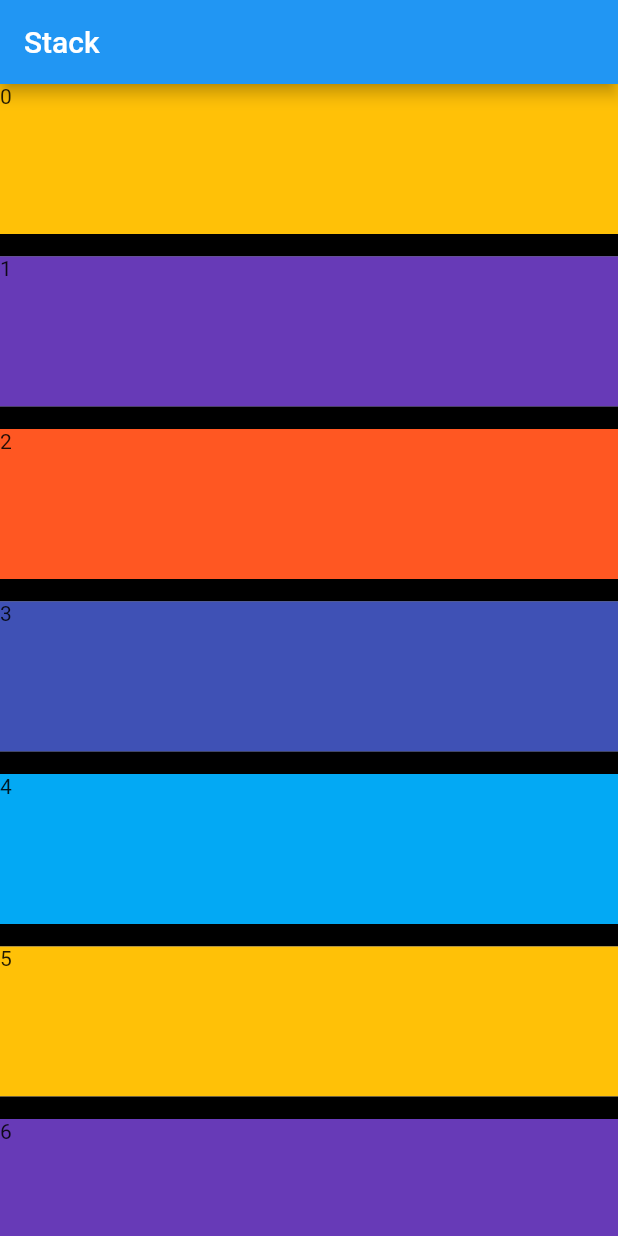
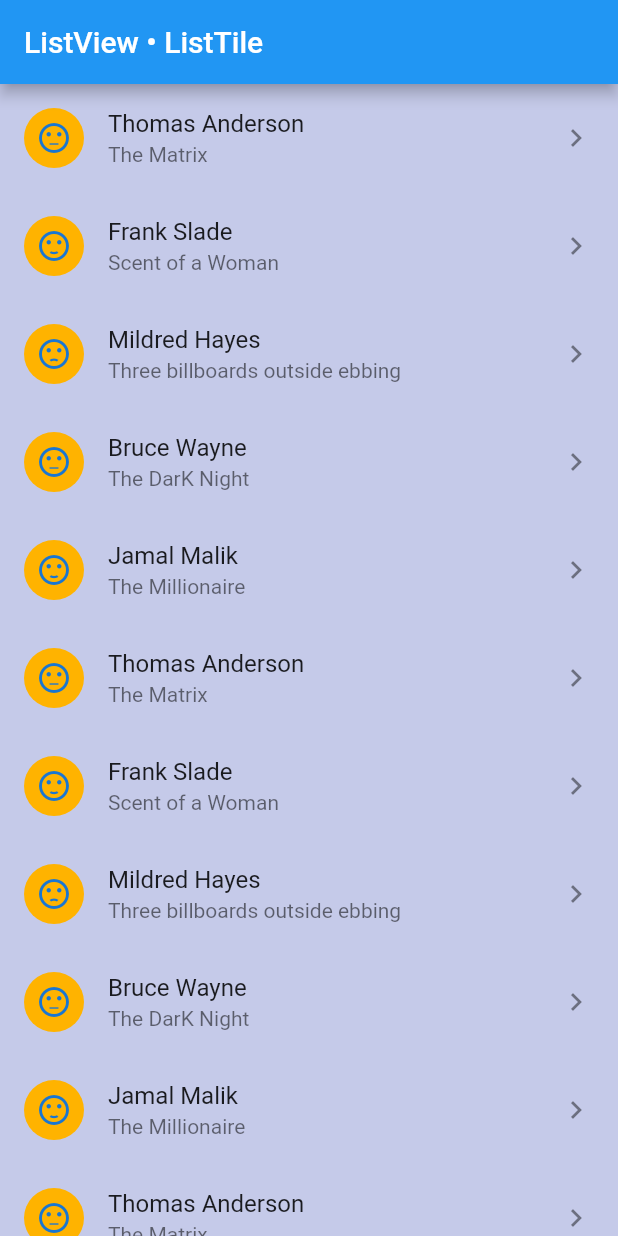
Before and after one commit to Amorem/FlutterStack, a Flutter app: the screen it shows after launch, on a phone screen of 412 x 824 dp. Run offline on Flutter 3.47's test engine with Material 2 defaults, Android fonts, the phone set to English and light mode, and no system bars.

Commit message:
ListView/ListTile

```diff
--- a/lib/main.dart
+++ b/lib/main.dart
@@ -9,7 +9,7 @@ class MyApp extends StatelessWidget {
       title: 'Flutter Stack',
       home: Scaffold(
         appBar: AppBar(
-          title: Text('Stack'),
+          title: Text('ListView • ListTile'),
         ),
         backgroundColor: Colors.indigo[100],
         body: Home(),
@@ -24,14 +24,11 @@ class Home extends StatelessWidget {
     final sizeX = MediaQuery.of(context).size.width;
     final sizeY = MediaQuery.of(context).size.height;
     return Container(
-      width: sizeX,
-      height: sizeY,
-      child: ListView.separated(
-        itemCount: 25,
-        itemBuilder: (context, index) => createSquare(index),
-        separatorBuilder: (context, index) => createSeparator(index),
-      ),
-    );
+        width: sizeX,
+        height: sizeY,
+        child: ListView(
+          children: showContacts(),
+        ));
   }
 }
 
@@ -154,3 +151,59 @@ Widget createSeparator(int position) {
   Widget separator = Container(height: 15, color: Colors.black);
   return separator;
 }
+
+class Contact {
+  String name;
+  String subtitle;
+  IconData icon;
+
+  Contact(this.name, this.subtitle, this.icon);
+}
+
+List<Contact> buildContacts() {
+  List<Contact> contacts = List<Contact>();
+  contacts.add(
+    Contact('Thomas Anderson', 'The Matrix', Icons.sentiment_neutral),
+  );
+  contacts.add(
+    Contact('Frank Slade', 'Scent of a Woman', Icons.sentiment_satisfied),
+  );
+  contacts.add(
+    Contact('Mildred Hayes', 'Three billboards outside ebbing',
+        Icons.sentiment_dissatisfied),
+  );
+  contacts.add(
+    Contact('Bruce Wayne', 'The DarK Night', Icons.sentiment_neutral),
+  );
+  contacts.add(
+    Contact('Jamal Malik', 'The Millionaire', Icons.sentiment_satisfied),
+  );
+  return contacts;
+}
+
+List<ListTile> showContacts() {
+  List<Contact> contacts = buildContacts();
+  for (int i = 0; i < 20; i++) {
+    contacts.addAll(buildContacts());
+  }
+  List<ListTile> list = List<ListTile>();
+  contacts.forEach(
+    (contact) {
+      list.add(
+        ListTile(
+          title: Text(contact.name),
+          subtitle: Text(contact.subtitle),
+          leading: CircleAvatar(
+            child: Icon(
+              contact.icon,
+            ),
+            backgroundColor: Colors.amber[600],
+          ),
+          trailing: Icon(Icons.keyboard_arrow_right),
+          onTap: () {},
+        ),
+      );
+    },
+  );
+  return list;
+}
```
